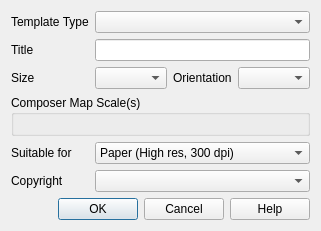
lutraconsulting/qgis-moor-tools-plugin, file QGIS Plugin/ui_templateselector.ui: the form before one commit.
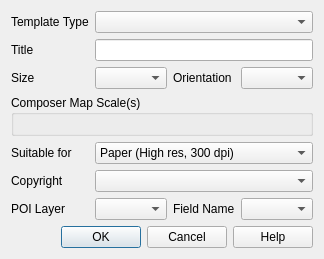
The form after the commit.

What changed in the file:
```diff
--- a/QGIS Plugin/ui_templateselector.ui
+++ b/QGIS Plugin/ui_templateselector.ui
@@ -9,8 +9,8 @@
    <rect>
     <x>0</x>
     <y>0</y>
-    <width>297</width>
-    <height>218</height>
+    <width>312</width>
+    <height>244</height>
    </rect>
   </property>
   <property name="windowTitle">
@@ -20,19 +20,6 @@
    <bool>true</bool>
   </property>
   <layout class="QGridLayout" name="gridLayout">
-   <item row="7" column="0" colspan="5">
-    <widget class="QDialogButtonBox" name="buttonBox">
-     <property name="orientation">
-      <enum>Qt::Horizontal</enum>
-     </property>
-     <property name="standardButtons">
-      <set>QDialogButtonBox::Cancel|QDialogButtonBox::Help|QDialogButtonBox::Ok</set>
-     </property>
-    </widget>
-   </item>
-   <item row="5" column="1" colspan="4">
-    <widget class="QComboBox" name="copyrightComboBox"/>
-   </item>
    <item row="3" column="0" colspan="5">
     <widget class="QGroupBox" name="mapScalesGroupBox">
      <property name="title">
@@ -45,6 +32,19 @@
      </layout>
     </widget>
    </item>
+   <item row="8" column="0" colspan="5">
+    <widget class="QDialogButtonBox" name="buttonBox">
+     <property name="orientation">
+      <enum>Qt::Horizontal</enum>
+     </property>
+     <property name="standardButtons">
+      <set>QDialogButtonBox::Cancel|QDialogButtonBox::Help|QDialogButtonBox::Ok</set>
+     </property>
+    </widget>
+   </item>
+   <item row="5" column="1" colspan="4">
+    <widget class="QComboBox" name="copyrightComboBox"/>
+   </item>
    <item row="4" column="0">
     <widget class="QLabel" name="suitableForLabel">
      <property name="text">
@@ -113,7 +113,17 @@
    <item row="2" column="4">
     <widget class="QComboBox" name="orientationComboBox"/>
    </item>
-   <item row="6" column="1">
+   <item row="6" column="0">
+    <widget class="QLabel" name="poiLayerLabel">
+     <property name="enabled">
+      <bool>true</bool>
+     </property>
+     <property name="text">
+      <string>POI Layer</string>
+     </property>
+    </widget>
+   </item>
+   <item row="7" column="0">
     <spacer name="verticalSpacer">
      <property name="orientation">
       <enum>Qt::Vertical</enum>
@@ -126,6 +136,23 @@
      </property>
     </spacer>
    </item>
+   <item row="6" column="1" colspan="2">
+    <widget class="QComboBox" name="poiLayerComboBox">
+     <property name="enabled">
+      <bool>true</bool>
+     </property>
+    </widget>
+   </item>
+   <item row="6" column="3">
+    <widget class="QLabel" name="poiFieldLabel">
+     <property name="text">
+      <string>Field Name</string>
+     </property>
+    </widget>
+   </item>
+   <item row="6" column="4">
+    <widget class="QComboBox" name="poiFieldComboBox"/>
+   </item>
   </layout>
  </widget>
  <tabstops>
```
